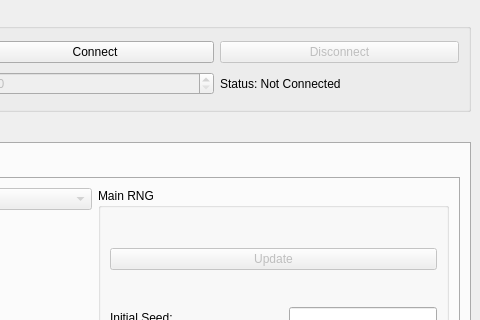
First picture: the form in UI/MainWindow.ui, repository Admiral-Fish/CitraRNG, before the edit; both pictures show x 290 to 770 and y 0 to 320 of the 770 by 640 pixel window.
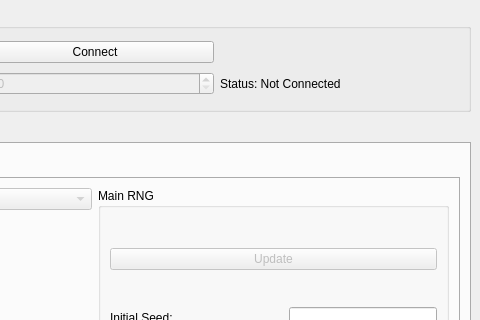
Second picture: the form after the edit. Custom widgets are drawn as their Qt base class.

Commit message: Merge connect/disconnect button

What changed in the file:
```diff
--- a/UI/MainWindow.ui
+++ b/UI/MainWindow.ui
@@ -53,16 +53,6 @@
          </property>
         </widget>
        </item>
-       <item row="0" column="2">
-        <widget class="QPushButton" name="pushButtonDisconnect">
-         <property name="enabled">
-          <bool>false</bool>
-         </property>
-         <property name="text">
-          <string>Disconnect</string>
-         </property>
-        </widget>
-       </item>
        <item row="1" column="2">
         <widget class="QLabel" name="labelStatus">
          <property name="sizePolicy">
```
The commit also changes 2 other files.
